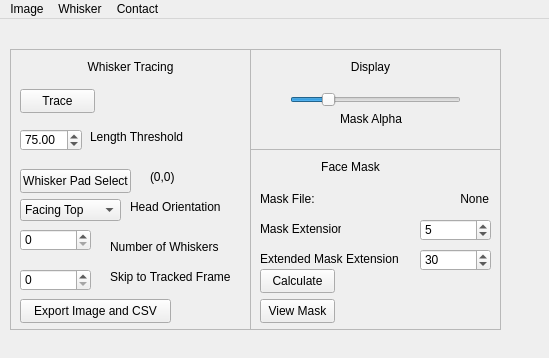
paulmthompson/WhiskerToolbox, file src/WhiskerToolbox/Whisker_Widget/Whisker_Widget.ui: the form before one commit.
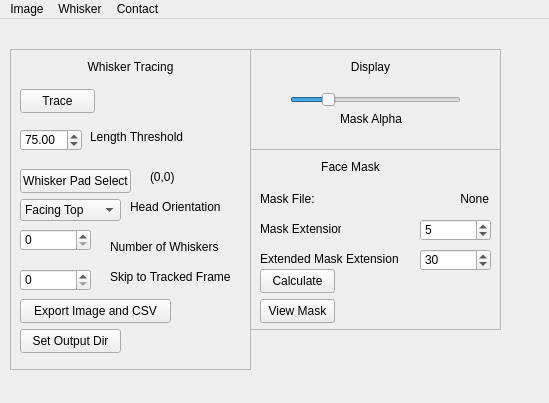
The form after the commit.

Commit message: can change the output dir of whisker_widget

What changed in the file:
```diff
--- a/src/WhiskerToolbox/Whisker_Widget/Whisker_Widget.ui
+++ b/src/WhiskerToolbox/Whisker_Widget/Whisker_Widget.ui
@@ -7,7 +7,7 @@
     <x>0</x>
     <y>0</y>
     <width>549</width>
-    <height>358</height>
+    <height>403</height>
    </rect>
   </property>
   <property name="windowTitle">
@@ -20,7 +20,7 @@
       <x>10</x>
       <y>30</y>
       <width>241</width>
-      <height>281</height>
+      <height>321</height>
      </rect>
     </property>
     <property name="frameShape">
@@ -236,6 +236,35 @@
       <string>Skip to Tracked Frame</string>
      </property>
     </widget>
+    <widget class="QPushButton" name="output_dir_button">
+     <property name="geometry">
+      <rect>
+       <x>10</x>
+       <y>280</y>
+       <width>101</width>
+       <height>24</height>
+      </rect>
+     </property>
+     <property name="text">
+      <string>Set Output Dir</string>
+     </property>
+    </widget>
+    <widget class="QLabel" name="output_dir_label">
+     <property name="geometry">
+      <rect>
+       <x>120</x>
+       <y>280</y>
+       <width>111</width>
+       <height>16</height>
+      </rect>
+     </property>
+     <property name="text">
+      <string/>
+     </property>
+     <property name="alignment">
+      <set>Qt::AlignRight|Qt::AlignTrailing|Qt::AlignVCenter</set>
+     </property>
+    </widget>
    </widget>
    <widget class="QFrame" name="frame_2">
     <property name="geometry">
```
The commit also changes 2 other files.
